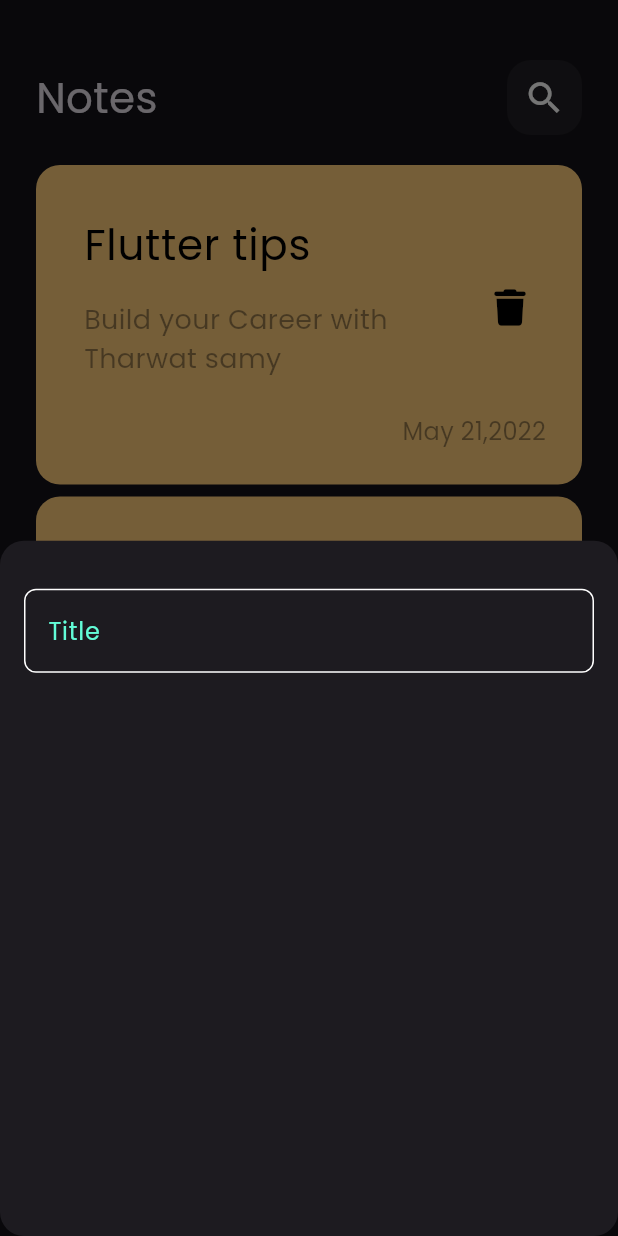
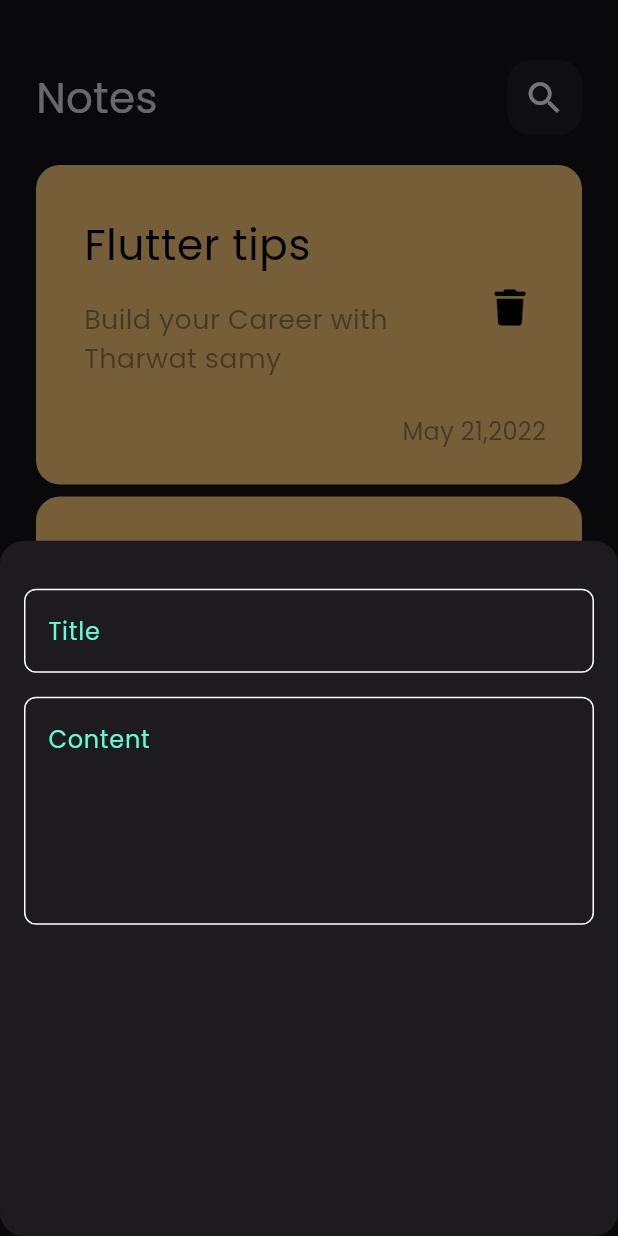
Before and after one commit to AhmedElsalhy/notes_app, a Flutter app: the screen it shows after launch, after a tap on the "add" icon, on a phone screen of 412 x 824 dp. Run offline on Flutter 3.47's test engine with Material 3 defaults, Android fonts, the phone set to English and light mode, and no system bars; our stand-ins replace font_awesome_flutter.

Commit message:
add field to notes bottom sheet

```diff
--- a/lib/widgets/add_note_bottom_sheet.dart
+++ b/lib/widgets/add_note_bottom_sheet.dart
@@ -16,6 +16,11 @@ class AddNoteBottomSheet extends StatelessWidget {
           CustomTextField(
             hintText: 'Title',
           ),
+          SizedBox(height: 16,),
+          CustomTextField(
+            hintText: 'Content',
+            maxLines: 5,
+          ),
         ],
       ),
     );
--- a/lib/widgets/custom_text_field.dart
+++ b/lib/widgets/custom_text_field.dart
@@ -2,11 +2,13 @@ import 'package:flutter/material.dart';
 import 'package:notes_app/constants.dart';
 
 class CustomTextField extends StatelessWidget {
-  const CustomTextField({super.key, this.hintText});
+  const CustomTextField({super.key, this.hintText, this.maxLines});
   final String? hintText;
+  final int? maxLines;
   @override
   Widget build(BuildContext context) {
     return TextField(
+      maxLines: maxLines,
       cursorColor: kPrimaryColor,
       decoration: InputDecoration(
         hintText: hintText,
```
